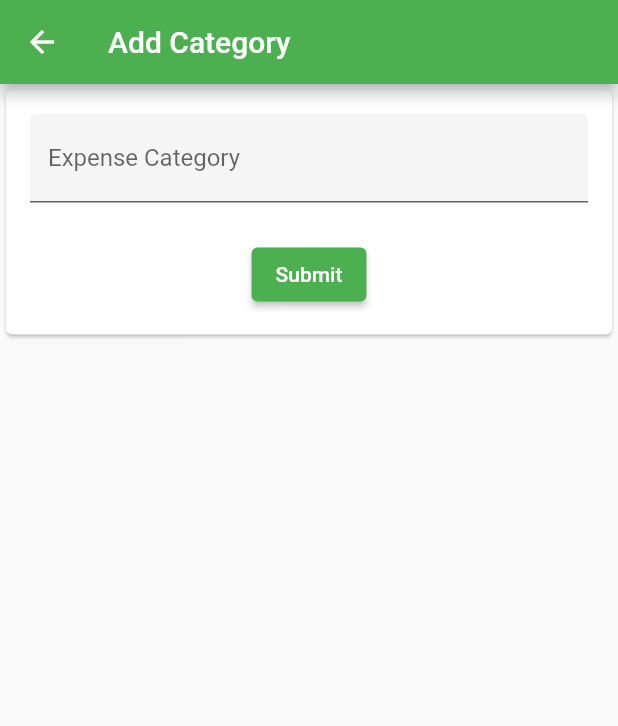
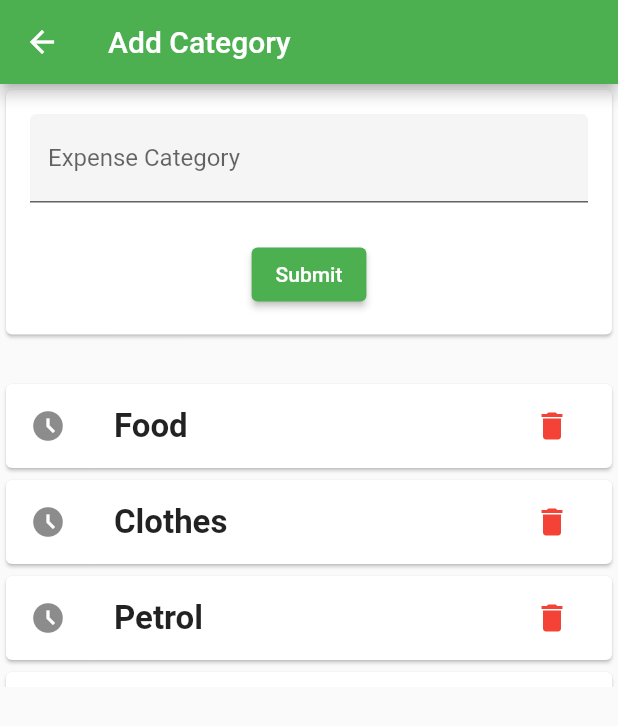
Before and after one commit to Viktorija2Nikolovska/MoneyeApp, a Flutter app: the AddExpense screen opened directly with empty values, after a tap on "Add custom category", on a phone screen of 412 x 824 dp. Shown: the top 726 px of the screen. Run offline on Flutter 3.47's test engine with Material 2 defaults, Android fonts, the phone set to English and light mode, and no system bars; our stand-ins replace percent_indicator, pie_chart, shared_preferences; accounts and stored records are empty.

Commit message:
More changes

```diff
--- a/lib/add_expense_category.dart
+++ b/lib/add_expense_category.dart
@@ -13,12 +13,13 @@ import 'moneye_add_expense.dart';
 class AddExpenseCategory extends StatefulWidget {
 
   final AddCustomExpenseCategory categoryCallback;
+  final List<dynamic> expenseCategories;
 
-  const AddExpenseCategory(this.categoryCallback);
+  const AddExpenseCategory(this.categoryCallback, this.expenseCategories);
 
   @override
   State<StatefulWidget> createState() {
-    return _AddExpenseCategoryState(categoryCallback);
+    return _AddExpenseCategoryState(this.categoryCallback, this.expenseCategories);
   }
 }
 
@@ -27,14 +28,15 @@ class _AddExpenseCategoryState extends State<AddExpenseCategory> {
  final expenseCategoryController = TextEditingController();
 
  AddCustomExpenseCategory categoryCallback;
+ List<dynamic> expenseCategories;
 
- _AddExpenseCategoryState(this.categoryCallback);
-
+ _AddExpenseCategoryState(this.categoryCallback, this.expenseCategories);
 
  void _submitExpenseCategory() {
    categoryCallback(expenseCategoryController.text);
 
    setState(() {
+     expenseCategories.add(expenseCategoryController.text);
      expenseCategoryController.text = "";
    });
 
@@ -43,17 +45,57 @@ class _AddExpenseCategoryState extends State<AddExpenseCategory> {
    );
   }
 
+ void _setExpenseCategories() async {
+   // ke se povikuva sekoj pat koga ke se dodade nov expense (noviot expense prvo ke se dodade vo listata, pa potoa ke se zacuva vo memorija)
+   SharedPreferences preferences = await SharedPreferences.getInstance();
+   if (preferences.containsKey("expenseCategories")) {
+     preferences.remove("expenseCategories");
+   }
+   preferences.setString("expenseCategories", jsonEncode(expenseCategories));
+ }
 
+ Widget _listExpenseCategories(){
+   return ListView.builder(
+     itemCount: expenseCategories.length,
+     itemBuilder: (context, index) {
+       return Card(
+         child: Column(
+           mainAxisSize: MainAxisSize.min,
+           // po vertikalna oska, bidejki e kolona, kolku da bide istata dolga. Ako se stavi min, dolzinata ke bide ednakva na taa dolzina sto ja zafakjaat decata (children)
+           children: [
+             ListTile(
+                 leading: Icon(Icons.access_time_filled),
+                 title: Text(expenseCategories[index],
+                     style:
+                     TextStyle(fontSize: 22, fontWeight: FontWeight.bold)),
+
+                 trailing: Container(
+                     child: IconButton(
+                         icon: Icon(Icons.delete, color: Colors.red),
+                         onPressed: () {
+                           setState(() {
+                             expenseCategories.removeAt(index);
+                           });
+
+                           _setExpenseCategories();
+                         }))),
+           ],
+         ),
+       );
+     },
+   );
+   // }
+ }
 
  @override
   Widget build(BuildContext context) {
-
   return Scaffold(
         appBar: AppBar(
           title: const Text('Add Category'),
         ),
-        body:
-        Form(
+        body: Column(mainAxisSize: MainAxisSize.min, children: [
+          SizedBox(
+            child: Form(
               child: Scrollbar(
                 child: Align(
                   alignment: Alignment.topCenter,
@@ -89,18 +131,22 @@ class _AddExpenseCategoryState extends State<AddExpenseCategory> {
                             // Card(
                             //   child:_listCategories;
                             // )
+                            // _listExpenseCategories()
                           ],
                         ),
                       ),
                     ),
                   ),
                 ),
-
               ),
             ),
-
-
-
+          ),
+          SizedBox(height: 25),
+          SizedBox(
+            height: MediaQuery.of(context).size.height / 4,
+            child: _listExpenseCategories(),
+          )
+        ])
       );
    }
 
--- a/lib/moneye_add_expense.dart
+++ b/lib/moneye_add_expense.dart
@@ -27,7 +27,7 @@ class AddExpense extends StatefulWidget {
 class _AddExpenseState extends State<AddExpense> {
   ExpensesAddCallback expensesCallback;
 
-  List<String> expenseCategories = ["Food", "Clothes", "Petrol", "Gym"];
+  List<dynamic> expenseCategories = ["Food", "Clothes", "Petrol", "Gym"];
 
   String selectedCategory = "Food";
 
@@ -39,16 +39,12 @@ class _AddExpenseState extends State<AddExpense> {
   _AddExpenseState(this.expensesCallback);
 
   void _addCustomExpenseCategory() {
-    Navigator.push(context, MaterialPageRoute(builder: (context) => AddExpenseCategory(addCustomExpenseCategory)));
+    Navigator.push(context, MaterialPageRoute(builder: (context) => AddExpenseCategory(addCustomExpenseCategory, expenseCategories)));
   }
 
  @override
   void initState() {
     super.initState();
-    _setExpenseCategories();
-    _getExpenseCategories();
-
-
   }
 
   void addCustomExpenseCategory(String category){
@@ -57,6 +53,7 @@ class _AddExpenseState extends State<AddExpense> {
           category,
         );
     });
+
     _setExpenseCategories();
   }
 
@@ -92,8 +89,6 @@ class _AddExpenseState extends State<AddExpense> {
    }
  }
 
-
-
  void _setExpenseCategories() async {
    // ke se povikuva sekoj pat koga ke se dodade nov expense (noviot expense prvo ke se dodade vo listata, pa potoa ke se zacuva vo memorija)
    SharedPreferences preferences = await SharedPreferences.getInstance();
@@ -104,42 +99,9 @@ class _AddExpenseState extends State<AddExpense> {
    // _getExpenses();
  }
 
- void _listExpenseCategories(){
-    //  Widget _buildBody() {
-    // return
-    ListView.builder(
-      itemCount: expenseCategories.length,
-      itemBuilder: (context, index) {
-        return Card(
-          child: Column(
-            mainAxisSize: MainAxisSize.min,
-            // po vertikalna oska, bidejki e kolona, kolku da bide istata dolga. Ako se stavi min, dolzinata ke bide ednakva na taa dolzina sto ja zafakjaat decata (children)
-            children: [
-              ListTile(
-                  leading: Icon(Icons.access_time_filled),
-                  title: Text(expenseCategories[index],
-                      style:
-                          TextStyle(fontSize: 22, fontWeight: FontWeight.bold)),
-
-                  trailing: Container(
-                      child: IconButton(
-                          icon: Icon(Icons.delete, color: Colors.red),
-                          onPressed: () {
-                            setState(() {
-                              expenseCategories.removeAt(index);
-                            });
-                            _setExpenseCategories();
-                          }))),
-            ],
-          ),
-        );
-      },
-    );
-  // }
-   }
-
   @override
   Widget build(BuildContext context) {
+    _getExpenseCategories();
     return Scaffold(
         appBar: AppBar(
           title: const Text('Add Expense'),
@@ -168,7 +130,7 @@ class _AddExpenseState extends State<AddExpense> {
                           ),
                           Column(
                             children: [
-                              DropdownButton<String>(
+                              DropdownButton<dynamic>(
                                 value: selectedCategory,
                                 icon: const Icon(Icons.arrow_downward),
                                 elevation: 16,
@@ -177,13 +139,13 @@ class _AddExpenseState extends State<AddExpense> {
                                   height: 2,
                                   color: Colors.deepPurpleAccent,
                                 ),
-                                onChanged: (String newValue) {
+                                onChanged: (dynamic newValue) {
                                   setState(() {
                                     selectedCategory = newValue;
                                   });
                                 },
                                 items: expenseCategories
-                                    .map<DropdownMenuItem<String>>((String value) {
+                                    .map<DropdownMenuItem<dynamic>>((dynamic value) {
                                   return DropdownMenuItem<String>(
                                     value: value,
                                     child: Text(value),
```
Also changed, not shown: lib/moneye_expenses.dart (+6 -8 lines), lib/moneye_home.dart (+5 -6 lines). Lines whose indentation alone changed are shown as unchanged.
